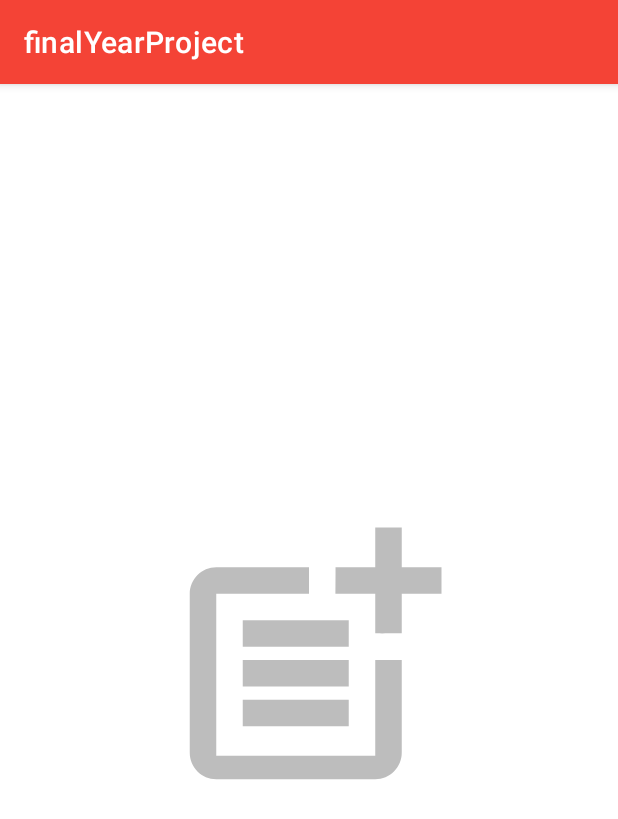
After one commit to deepshikha-coder/BlindApp, an Android app: the Notes screen opened directly, with no data from a screen before it, on a phone screen of 412 x 824 dp. The commit adds this screen. Shown: the top 819 px of the screen. Run offline under Robolectric (Android 15) with nearby library versions, the phone set to English and light mode, and no system bars.

Commit message:
Added Notes Feature

```diff
--- a/app/build.gradle
+++ b/app/build.gradle
@@ -36,4 +36,6 @@ dependencies {
     testImplementation 'junit:junit:4.13.2'
     androidTestImplementation 'androidx.test.ext:junit:1.1.5'
     androidTestImplementation 'androidx.test.espresso:espresso-core:3.5.1'
+    implementation 'com.google.code.gson:gson:2.8.9'
+
 }
--- a/app/src/main/java/deepshikha/jangidyahoo/finalyearproject/Adapter/HomeGridViewAdapter.java
+++ b/app/src/main/java/deepshikha/jangidyahoo/finalyearproject/Adapter/HomeGridViewAdapter.java
@@ -38,6 +38,7 @@ public class HomeGridViewAdapter extends ArrayAdapter<HomeGridViewModel> impleme
     TextToSpeech textToSpeech;
     AudioManager audioManager;
     private String previousCLick = "";
+
 
 
     public HomeGridViewAdapter(@NonNull Context context, ArrayList<HomeGridViewModel> courseModelArrayList) {
@@ -98,10 +99,6 @@ public class HomeGridViewAdapter extends ArrayAdapter<HomeGridViewModel> impleme
                         getContext().startActivity(intent);
                     }
                 }
-
-
-
-
             }
         });
 
--- /dev/null
+++ b/app/src/main/java/deepshikha/jangidyahoo/finalyearproject/Adapter/NotesRecyclerViewAdapter.java
@@ -0,0 +1,70 @@
+package deepshikha.jangidyahoo.finalyearproject.Adapter;
+
+import android.content.Context;
+import android.view.LayoutInflater;
+import android.view.View;
+import android.view.ViewGroup;
+
+import androidx.annotation.NonNull;
+import androidx.recyclerview.widget.RecyclerView;
+
+import java.util.List;
+
+import deepshikha.jangidyahoo.finalyearproject.NotesViewHolder;
+import deepshikha.jangidyahoo.finalyearproject.R;
+import deepshikha.jangidyahoo.finalyearproject.model.NotesRecyclerViewModel;
+
+
+public class NotesRecyclerViewAdapter extends RecyclerView.Adapter<NotesViewHolder>{
+
+    Context context;
+    List<NotesRecyclerViewModel> notes;
+    private static final long LONG_PRESS_TIME_THRESHOLD = 10;
+
+    public NotesRecyclerViewAdapter(Context context, List<NotesRecyclerViewModel> notes) {
+        this.context = context;
+        this.notes = notes;
+    }
+    @NonNull
+    @Override
+    public NotesViewHolder onCreateViewHolder(@NonNull ViewGroup parent, int viewType) {
+
+        View itemView = LayoutInflater.from(context).inflate(R.layout.notes_card, parent, false);
+//        itemView.setOnTouchListener(this);
+        return new NotesViewHolder(itemView);
+    }
+
+    @Override
+    public void onBindViewHolder(@NonNull NotesViewHolder holder, int position) {
+        holder.title.setText(notes.get(position).getNotesTitle());
+        holder.body.setText(notes.get(position).getNotesBody());
+    }
+
+    @Override
+    public int getItemCount() {
+        return notes.size();
+    }
+
+//    @Override
+//    public boolean onTouch(View view, MotionEvent motionEvent) {
+//        switch (motionEvent.getAction()) {
+//            case MotionEvent.ACTION_DOWN:
+//                // Handle the touch down event if needed
+//                break;
+//            case MotionEvent.ACTION_UP:
+//                // Handle the touch up event if needed
+//                long pressDuration = motionEvent.getEventTime() - motionEvent.getDownTime();
+//                if (pressDuration >= LONG_PRESS_TIME_THRESHOLD) {
+//                    // Long press detected
+//                    // Perform your desired action here
+//                    int position = ((RecyclerView) view.getParent()).getChildAdapterPosition(view);
+//                    NotesRecyclerViewModel note = notes.get(position);
+//                    // Perform action with the note item
+//                    Toast.makeText(context, "Long Pressed", Toast.LENGTH_LONG).show();
+//
+//                }
+//                break;
+//        }
+//        return true;
+//    }
+}
--- /dev/null
+++ b/app/src/main/java/deepshikha/jangidyahoo/finalyearproject/Notes.java
@@ -0,0 +1,217 @@
+package deepshikha.jangidyahoo.finalyearproject;
+
+import androidx.annotation.NonNull;
+import androidx.appcompat.app.AppCompatActivity;
+import androidx.recyclerview.widget.LinearLayoutManager;
+import androidx.recyclerview.widget.RecyclerView;
+
+import android.annotation.SuppressLint;
+import android.content.Context;
+import android.content.Intent;
+import android.content.SharedPreferences;
+import android.media.AudioAttributes;
+import android.media.AudioManager;
+import android.os.Bundle;
+import android.speech.tts.TextToSpeech;
+import android.util.Log;
+import android.view.GestureDetector;
+import android.view.MotionEvent;
+import android.view.View;
+import android.widget.ImageView;
+import android.widget.Toast;
+
+import com.google.gson.Gson;
+import com.google.gson.reflect.TypeToken;
+
+import java.lang.reflect.Type;
+import java.util.ArrayList;
+import java.util.Locale;
+
+import deepshikha.jangidyahoo.finalyearproject.Adapter.NotesRecyclerViewAdapter;
+import deepshikha.jangidyahoo.finalyearproject.model.NotesRecyclerViewModel;
+
+public class Notes extends AppCompatActivity implements TextToSpeech.OnInitListener {
+
+    ArrayList<NotesRecyclerViewModel> NotesArrayList = new ArrayList<NotesRecyclerViewModel>();
+    private RecyclerView recyclerView;
+    private ImageView imageView;
+    TextToSpeech textToSpeech;
+    AudioManager audioManager;
+
+    @SuppressLint("ClickableViewAccessibility")
+    @Override
+    protected void onCreate(Bundle savedInstanceState) {
+        super.onCreate(savedInstanceState);
+        setContentView(R.layout.notes_layout);
+
+        recyclerView = findViewById(R.id.notesRecyclerView);
+        imageView = findViewById(R.id.addIcon);
+
+        // Load the data from shared preferences
+        loadDataFromSharedPreferences();
+
+        // Check if new notes are added and call addItemToList method
+        if (getIntent().hasExtra("Title") && getIntent().hasExtra("Body")) {
+            String notesTitle = getIntent().getStringExtra("Title");
+            String notesBody = getIntent().getStringExtra("Body");
+            addItemToList(notesTitle, notesBody);
+        }
+
+        // Save the updated data to shared preferences
+        saveDataToSharedPreferences();
+
+        imageView.setOnTouchListener(new View.OnTouchListener() {
+            GestureDetector gestureDetector = new GestureDetector(getApplicationContext(), new GestureDetector.SimpleOnGestureListener(){
+                @Override
+                public void onLongPress(@NonNull MotionEvent e) {
+                    Intent intent = new Intent(Notes.this, AddNotesActivity.class);
+                    startActivity(intent);
+                    super.onLongPress(e);
+                }
+            });
+            @Override
+            public boolean onTouch(View view, MotionEvent motionEvent) {
+                gestureDetector.onTouchEvent(motionEvent);
+                return false;
+            }
+        });
+
+        // Long-press listener to add a new note
+        recyclerView.addOnItemTouchListener(new RecyclerView.OnItemTouchListener() {
+            GestureDetector gestureDetector = new GestureDetector(Notes.this, new GestureDetector.SimpleOnGestureListener() {
+                @Override
+                public void onLongPress(MotionEvent e) {
+                    View childView = recyclerView.findChildViewUnder(e.getX(), e.getY());
+                    if (childView != null) {
+                        int position = recyclerView.getChildAdapterPosition(childView);
+                        Intent intent = new Intent(Notes.this, AddNotesActivity.class);
+                        intent.putExtra("key", "value");
+                        startActivity(intent);
+                    }
+                }
+                @Override
+                public boolean onDoubleTap(MotionEvent e) {
+                    speakOut("The selected note is deleted.");
+                    View childView = recyclerView.findChildViewUnder(e.getX(), e.getY());
+                    if (childView != null) {
+                        int position = recyclerView.getChildAdapterPosition(childView);
+                        // Perform the action for double tap
+                        // For example, you can delete the item at the position
+                        removeItem(position);
+                    }
+                    return true;
+                }
+
+                @Override
+                public boolean onSingleTapUp(@NonNull MotionEvent e) {
+                    View childView = recyclerView.findChildViewUnder(e.getX(), e.getY());
+                    int position = recyclerView.getChildAdapterPosition(childView);
+                    // Get the NotesRecyclerViewModel object for the tapped note
+                    NotesRecyclerViewModel tappedNote = NotesArrayList.get(position);
+
+                    // Retrieve the title and body of the tapped note
+                    String title = tappedNote.getNotesTitle();
+                    String body = tappedNote.getNotesBody();
+                    speakOut("Title is " + title + "Body is " + body);
+                    return super.onSingleTapUp(e);
+                }
+            });
+
+            @Override
+            public boolean onInterceptTouchEvent(@NonNull RecyclerView rv, @NonNull MotionEvent e) {
+                gestureDetector.onTouchEvent(e);
+                return false;
+            }
+
+            @Override
+            public void onTouchEvent(@NonNull RecyclerView rv, @NonNull MotionEvent e) {
+            }
+
+            @Override
+            public void onRequestDisallowInterceptTouchEvent(boolean disallowIntercept) {
+            }
+        });
+
+        // Read the notes
+        textToSpeech = new TextToSpeech(Notes.this, this);
+        AudioAttributes audioAttributes = new AudioAttributes.Builder()
+                .setUsage(AudioAttributes.USAGE_ASSISTANCE_SONIFICATION)
+                .setContentType(AudioAttributes.CONTENT_TYPE_SPEECH)
+                .setLegacyStreamType(AudioManager.STREAM_MUSIC)
+                .build();
+        textToSpeech.setAudioAttributes(audioAttributes);
+        audioManager = (AudioManager)this.getSystemService(Context.AUDIO_SERVICE);
+        int maxVolume = audioManager.getStreamMaxVolume(AudioManager.STREAM_MUSIC);
+        audioManager.setStreamVolume(AudioManager.STREAM_MUSIC, maxVolume, 0);
+
+        if(!NotesArrayList.isEmpty()){
+            imageView.setVisibility(View.INVISIBLE);
+            recyclerView.setVisibility(View.VISIBLE);
+        }
+
+        recyclerView.setLayoutManager(new LinearLayoutManager(this));
+        recyclerView.setAdapter(new NotesRecyclerViewAdapter(this, NotesArrayList));
+    }
+
+
+    @Override
+    public void onBackPressed() {
+        // Create an intent to navigate back to the Notes activity
+        Intent intent = new Intent(Notes.this, MainActivity.class);
+        startActivity(intent);
+
+        // Finish the current activity
+        super.onBackPressed();
+    }
+
+    private void addItemToList(String title, String body) {
+        NotesArrayList.add(new NotesRecyclerViewModel(title, body));
+    }
+
+    private void removeItem(int position) {
+        if (position >= 0 && position < NotesArrayList.size()) {
+            NotesArrayList.remove(position);
+            recyclerView.getAdapter().notifyItemRemoved(position);
+            // Save the updated data to shared preferences
+            saveDataToSharedPreferences();
+        }
+    }
+    private void loadDataFromSharedPreferences() {
+        SharedPreferences sharedPreferences = getSharedPreferences("notes_data", MODE_PRIVATE);
+        Gson gson = new Gson();
+        String json = sharedPreferences.getString("notes_list", null);
+        Type type = new TypeToken<ArrayList<NotesRecyclerViewModel>>() {}.getType();
+        NotesArrayList = gson.fromJson(json, type);
+
+        if (NotesArrayList == null) {
+            NotesArrayList = new ArrayList<>();
+        }
+    }
+
+    private void saveDataToSharedPreferences() {
+        SharedPreferences sharedPreferences = getSharedPreferences("notes_data", MODE_PRIVATE);
+        SharedPreferences.Editor editor = sharedPreferences.edit();
+        Gson gson = new Gson();
+        String json = gson.toJson(NotesArrayList);
+        editor.putString("notes_list", json);
+        editor.apply();
+    }
+
+    @Override
+    public void onInit(int i) {
+        int result = textToSpeech.setLanguage(Locale.getDefault());
+        if(NotesArrayList.isEmpty()){
+            speakOut("Notes are opened. There are no notes, long press on the screen to add new note.");
+        }else{
+            speakOut("Notes are opened. Tap on each note to read, double tap to delete and long press to add a new note.");
+        }
+        if (result == TextToSpeech.LANG_MISSING_DATA || result == TextToSpeech.LANG_NOT_SUPPORTED) {
+            Log.e("MyAdapter", "Language not supported");
+        } else {
+            Log.e("MyAdapter", "Initialization failed");
+        }
+    }
+    public void speakOut(String text) {
+        textToSpeech.speak(text, TextToSpeech.QUEUE_FLUSH, null);
+    }
+}
--- /dev/null
+++ b/app/src/main/res/drawable/baseline_post_add_24.xml
@@ -0,0 +1,9 @@
+<vector android:height="18dp" android:tint="@color/DividerColor"
+    android:viewportHeight="24" android:viewportWidth="24"
+    android:width="18dp" xmlns:android="http://schemas.android.com/apk/res/android">
+    <path android:fillColor="@android:color/white" android:pathData="M17,19.22H5V7h7V5H5C3.9,5 3,5.9 3,7v12c0,1.1 0.9,2 2,2h12c1.1,0 2,-0.9 2,-2v-7h-2V19.22z"/>
+    <path android:fillColor="@android:color/white" android:pathData="M19,2h-2v3h-3c0.01,0.01 0,2 0,2h3v2.99c0.01,0.01 2,0 2,0V7h3V5h-3V2z"/>
+    <path android:fillColor="@android:color/white" android:pathData="M7,9h8v2h-8z"/>
+    <path android:fillColor="@android:color/white" android:pathData="M7,12l0,2l8,0l0,-2l-3,0z"/>
+    <path android:fillColor="@android:color/white" android:pathData="M7,15h8v2h-8z"/>
+</vector>
--- /dev/null
+++ b/app/src/main/res/layout/notes_layout.xml
@@ -0,0 +1,29 @@
+<?xml version="1.0" encoding="utf-8"?>
+<androidx.constraintlayout.widget.ConstraintLayout xmlns:android="http://schemas.android.com/apk/res/android"
+    xmlns:app="http://schemas.android.com/apk/res-auto"
+    android:id="@+id/notesLayout"
+    android:layout_width="match_parent"
+    android:layout_height="match_parent">
+
+    <ImageView
+        android:id="@+id/addIcon"
+        android:layout_width="match_parent"
+        android:layout_height="match_parent"
+        android:foregroundGravity="center"
+        android:layout_margin="100dp"
+        android:src="@drawable/baseline_post_add_24"
+        app:layout_constraintBottom_toBottomOf="parent"
+        app:layout_constraintEnd_toEndOf="parent"
+        app:layout_constraintStart_toStartOf="parent"
+        app:layout_constraintTop_toTopOf="parent"
+        android:visibility="visible"
+        />
+
+    <androidx.recyclerview.widget.RecyclerView
+        android:id="@+id/notesRecyclerView"
+        android:layout_width="match_parent"
+        android:layout_height="match_parent"
+        android:visibility="invisible"
+        xmlns:android="http://schemas.android.com/apk/res/android"/>
+
+</androidx.constraintlayout.widget.ConstraintLayout>
```
Also changed, not shown: app/src/main/AndroidManifest.xml (+21 -4 lines), app/src/main/java/deepshikha/jangidyahoo/finalyearproject/AddNotesActivity.java (added, +148 -0 lines), app/src/main/java/deepshikha/jangidyahoo/finalyearproject/NotesViewHolder.java (added, +17 -0 lines), app/src/main/java/deepshikha/jangidyahoo/finalyearproject/model/NotesRecyclerViewModel.java (added, +25 -0 lines), app/src/main/res/layout/fragment_add_notes.xml (added, +45 -0 lines), app/src/main/res/layout/notes_card.xml (added, +30 -0 lines).
